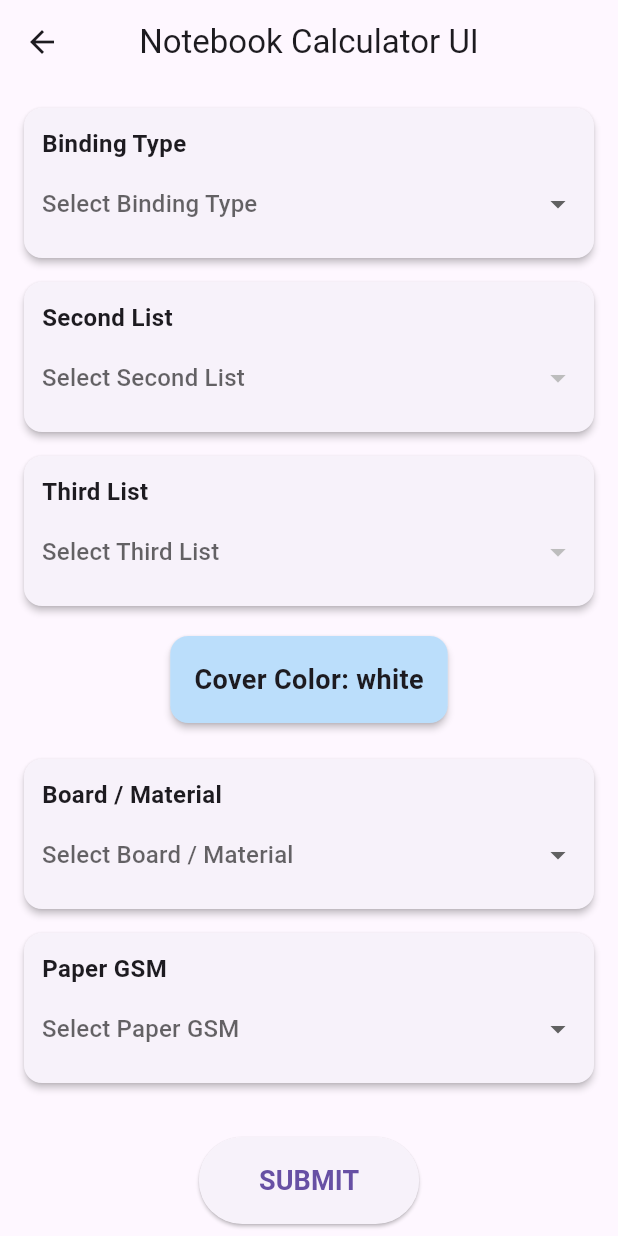
After one commit to sujeet7838/shoping_margin_calculater, a Flutter app: the DropdownUI screen opened directly, on a phone screen of 412 x 824 dp. The commit adds this screen. Run offline on Flutter 3.47's test engine with Material 3 defaults, Android fonts, the phone set to English and light mode, and no system bars.

Commit message:
cover page

```diff
--- a/assets/board.json
+++ b/assets/board.json
@@ -12,7 +12,4 @@
   { "id": 4, "name": "GB/NL/A5", "value": "1.10"},
   { "id": 1, "name": "GB/NL/CR", "value": "0.60" }
 
-
-
-
 ]
--- a/lib/main.dart
+++ b/lib/main.dart
@@ -1,7 +1,4 @@
 import 'package:calculater/screens/homeScreen.dart';
-import 'package:calculater/screens/hometestdata.dart';
-
-
 import 'package:flutter/material.dart';
 
 void main() {
--- /dev/null
+++ b/lib/model/itemmodel.dart
@@ -0,0 +1,19 @@
+class ItemModel {
+  final int id;
+  final String name;
+  final dynamic value;
+
+  ItemModel({
+    required this.id,
+    required this.name,
+    required this.value,
+  });
+
+  factory ItemModel.fromJson(Map<String, dynamic> json) {
+    return ItemModel(
+      id: json['id'],
+      name: json['name'],
+      value: json['value'],
+    );
+  }
+}
--- /dev/null
+++ b/lib/screens/dropdownlist.dart
@@ -0,0 +1,229 @@
+import 'dart:convert';
+import 'package:calculater/model/itemmodel.dart';
+import 'package:flutter/material.dart';
+import 'package:flutter/services.dart';
+
+
+
+
+/// MAIN UI SCREEN
+class DropdownUI extends StatefulWidget {
+  const DropdownUI({super.key});
+
+  @override
+  State<DropdownUI> createState() => _DropdownUIState();
+}
+
+class _DropdownUIState extends State<DropdownUI> {
+  /// JSON Lists
+  List<ItemModel> firstList = [];
+  List<ItemModel> secondList = [];
+  List<ItemModel> thirdList = [];
+  List<ItemModel> fifthList = [];
+  List<ItemModel> sixthList = [];
+
+  /// Filtered
+  List<ItemModel> filteredSecond = [];
+  List<ItemModel> filteredThird = [];
+
+  /// Selections
+  ItemModel? selectedFirst;
+  ItemModel? selectedSecond;
+  ItemModel? selectedThird;
+  ItemModel? selectedFifth;
+  ItemModel? selectedSixth;
+
+  String coverColor = "white";
+
+  @override
+  void initState() {
+    super.initState();
+    loadAllData();
+  }
+
+  /// LOAD JSON FROM assets/data/*.json
+  Future<List<ItemModel>> loadJson(String path) async {
+    final response = await rootBundle.loadString(path);
+    final List jsonData = json.decode(response);
+    return jsonData.map((e) => ItemModel.fromJson(e)).toList();
+  }
+
+  loadAllData() async {
+    firstList = await loadJson("assets/boundtype.json");
+    secondList = await loadJson("assets/model_sprialbound.json");
+    thirdList = await loadJson("assets/model_staplebound.json");
+    fifthList = await loadJson("assets/board.json");
+    sixthList = await loadJson("assets/page.json");
+
+    setState(() {});
+  }
+
+  /// COVER COLOR LOGIC (4th list logic)
+  String getCoverColor(String item) {
+    if (item == "Crown" || item == "A5/DC Sprial") {
+      return "Brown";
+    }
+    return "Colour";
+  }
+
+  /// DROPDOWN BUILDER
+  Widget dropdownBox({
+    required String title,
+    required ItemModel? selected,
+    required List<ItemModel> items,
+    required Function(ItemModel?) onChanged,
+  }) {
+    return Card(
+      elevation: 2,
+      margin: const EdgeInsets.only(bottom: 16),
+      child: Padding(
+        padding: const EdgeInsets.all(12),
+        child: Column(
+          crossAxisAlignment: CrossAxisAlignment.start,
+          children: [
+            Text(title,
+                style: const TextStyle(
+                    fontSize: 16, fontWeight: FontWeight.bold)),
+            const SizedBox(height: 5),
+            DropdownButton<ItemModel>(
+              isExpanded: true,
+              value: selected,
+              hint: Text("Select $title"),
+              items: items
+                  .map((e) => DropdownMenuItem(
+                        value: e,
+                        child: Text(e.name),
+                      ))
+                  .toList(),
+              onChanged: onChanged,
+              underline: Container(),
+            ),
+          ],
+        ),
+      ),
+    );
+  }
+
+  @override
+  Widget build(BuildContext context) {
+    return Scaffold(
+      appBar: AppBar(
+        title: const Text("Notebook Calculator UI"),
+        centerTitle: true,
+      ),
+
+      body: firstList.isEmpty
+          ? const Center(child: CircularProgressIndicator())
+          : SingleChildScrollView(
+              padding: const EdgeInsets.all(16),
+              child: Column(
+                children: [
+                  /// 1️⃣ FIRST
+                  dropdownBox(
+                    title: "Binding Type",
+                    selected: selectedFirst,
+                    items: firstList,
+                    onChanged: (value) {
+                      selectedFirst = value;
+
+                      filteredSecond = secondList
+                          .where((e) => e.value == value!.value)
+                          .toList();
+
+                      filteredThird = thirdList
+                          .where((e) => e.value == value!.value)
+                          .toList();
+
+                      selectedSecond = null;
+                      selectedThird = null;
+
+                      coverColor = "";
+                      setState(() {});
+                    },
+                  ),
+
+                  /// 2️⃣ SECOND – FILTERED
+                  dropdownBox(
+                    title: "Second List",
+                    selected: selectedSecond,
+                    items: filteredSecond,
+                    onChanged: (value) {
+                      selectedSecond = value;
+                      coverColor = getCoverColor(value!.name);
+                      setState(() {});
+                    },
+                  ),
+
+                  /// 3️⃣ THIRD – FILTERED
+                  dropdownBox(
+                    title: "Third List",
+                    selected: selectedThird,
+                    items: filteredThird,
+                    onChanged: (value) {
+                      selectedThird = value;
+                      coverColor = getCoverColor(value!.name);
+                      setState(() {});
+                    },
+                  ),
+
+                  /// 4️⃣ AUTO COLOR DISPLAY
+                  if (coverColor.isNotEmpty)
+                    Card(
+                      elevation: 2,
+                      color: coverColor == "Brown"
+                          ? Colors.brown.shade200
+                          : Colors.blue.shade100,
+                      child: Padding(
+                        padding: const EdgeInsets.all(16),
+                        child: Text(
+                          "Cover Color: $coverColor",
+                          style: const TextStyle(
+                              fontSize: 18, fontWeight: FontWeight.bold),
+                        ),
+                      ),
+                    ),
+
+                  const SizedBox(height: 20),
+
+                  /// 5️⃣ FIFTH
+                  dropdownBox(
+                    title: "Board / Material",
+                    selected: selectedFifth,
+                    items: fifthList,
+                    onChanged: (value) {
+                      selectedFifth = value;
+                      setState(() {});
+                    },
+                  ),
+
+                  /// 6️⃣ SIXTH
+                  dropdownBox(
+                    title: "Paper GSM",
+                    selected: selectedSixth,
+                    items: sixthList,
+                    onChanged: (value) {
+                      selectedSixth = value;
+                      setState(() {});
+                    },
+                  ),
+
+                  const SizedBox(height: 20),
+
+                  ElevatedButton(
+                    style: ElevatedButton.styleFrom(
+                      padding: const EdgeInsets.symmetric(
+                          horizontal: 40, vertical: 16),
+                    ),
+                    onPressed: () {},
+                    child: const Text(
+                      "SUBMIT",
+                      style:
+                          TextStyle(fontSize: 18, fontWeight: FontWeight.bold),
+                    ),
+                  ),
+                ],
+              ),
+            ),
+    );
+  }
+}
--- a/lib/screens/homeScreen.dart
+++ b/lib/screens/homeScreen.dart
@@ -316,13 +316,11 @@ class _HomeScreenState extends State<HomeScreen> {
                         : (value) {
                           setState(() {
                             selectedModelPage = value;
-
-                            // Load related list
                             if (value!.name == "A5/DC Sprial" ||
                                 value!.name == "Crown") {
                               coverColor = "Brown";
                             } else {
-                              coverColor = "White";
+                              coverColor = "Colour";
                             }
                           });
                         },
@@ -331,11 +329,11 @@ class _HomeScreenState extends State<HomeScreen> {
               SizedBox(height: 15),
 
               /// AUTO SIZE LABEL
-              if (selectedModelPage != null)
-                Text(
-                  "Size: ${selectedModelPage!.value}",
-                  style: TextStyle(fontSize: 18, fontWeight: FontWeight.bold),
-                ),
+              // if (selectedModelPage != null)
+              //   Text(
+              //     "Size: ${selectedModelPage!.value}",
+              //     style: TextStyle(fontSize: 18, fontWeight: FontWeight.bold),
+              //   ),
 
               SizedBox(height: 15),
               Text(
@@ -351,11 +349,14 @@ class _HomeScreenState extends State<HomeScreen> {
               SizedBox(height: 15),
 
               TextField(
-                controller: TextEditingController()..text = coverColor,
+                controller: TextEditingController(
+                  text:
+                      selectedModelPage != null ? coverColor : 'Select a cover',
+                ),
                 readOnly: true,
                 style: TextStyle(
                   fontSize: 18,
-                  color: Colors.black,
+                 // color: Colors.grey,
                   fontWeight: FontWeight.normal,
                 ),
                 decoration: InputDecoration(
```
Also changed, not shown: assets/page.json (+0 -18 lines), lib/model/model.dart (line endings or trailing spaces).
